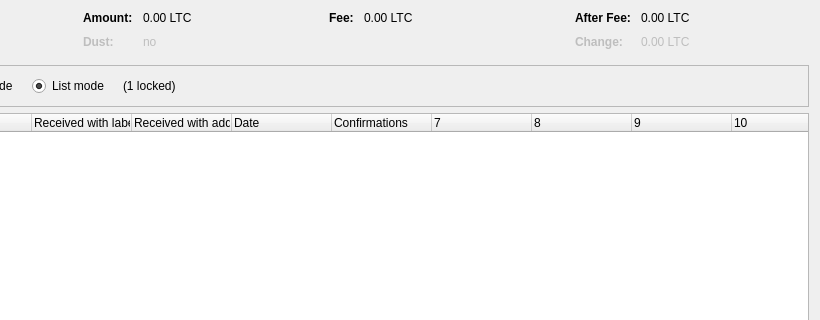
First picture: the form in src/qt/forms/coincontroldialog.ui, repository fcash-project/fcash-core, before the edit; both pictures show x 180 to 1000 and y 0 to 320 of the 1000 by 500 pixel window.
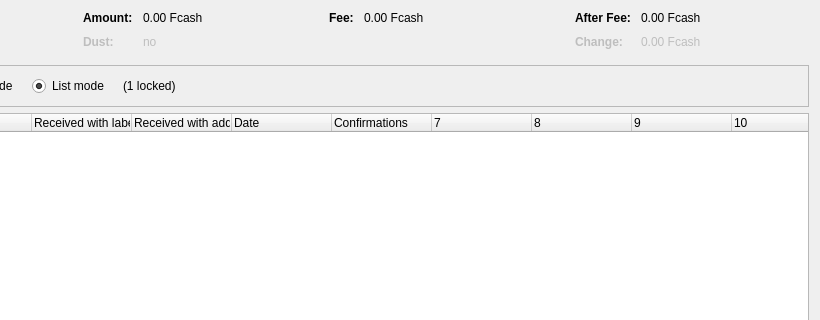
Second picture: the form after the edit. Custom widgets are drawn as their Qt base class.

Diff of the .ui file:
```diff
--- a/src/qt/forms/coincontroldialog.ui
+++ b/src/qt/forms/coincontroldialog.ui
@@ -132,7 +132,7 @@
           <enum>Qt::ActionsContextMenu</enum>
          </property>
          <property name="text">
-          <string notr="true">0.00 LTC</string>
+          <string notr="true">0.00 Fcash</string>
          </property>
          <property name="textInteractionFlags">
           <set>Qt::LinksAccessibleByMouse|Qt::TextSelectableByKeyboard|Qt::TextSelectableByMouse</set>
@@ -212,7 +212,7 @@
           <enum>Qt::ActionsContextMenu</enum>
          </property>
          <property name="text">
-          <string notr="true">0.00 LTC</string>
+          <string notr="true">0.00 Fcash</string>
          </property>
          <property name="textInteractionFlags">
           <set>Qt::LinksAccessibleByMouse|Qt::TextSelectableByKeyboard|Qt::TextSelectableByMouse</set>
@@ -257,7 +257,7 @@
           <enum>Qt::ActionsContextMenu</enum>
          </property>
          <property name="text">
-          <string notr="true">0.00 LTC</string>
+          <string notr="true">0.00 Fcash</string>
          </property>
          <property name="textInteractionFlags">
           <set>Qt::LinksAccessibleByMouse|Qt::TextSelectableByKeyboard|Qt::TextSelectableByMouse</set>
@@ -292,7 +292,7 @@
           <enum>Qt::ActionsContextMenu</enum>
          </property>
          <property name="text">
-          <string notr="true">0.00 LTC</string>
+          <string notr="true">0.00 Fcash</string>
          </property>
          <property name="textInteractionFlags">
           <set>Qt::LinksAccessibleByMouse|Qt::TextSelectableByKeyboard|Qt::TextSelectableByMouse</set>
```
